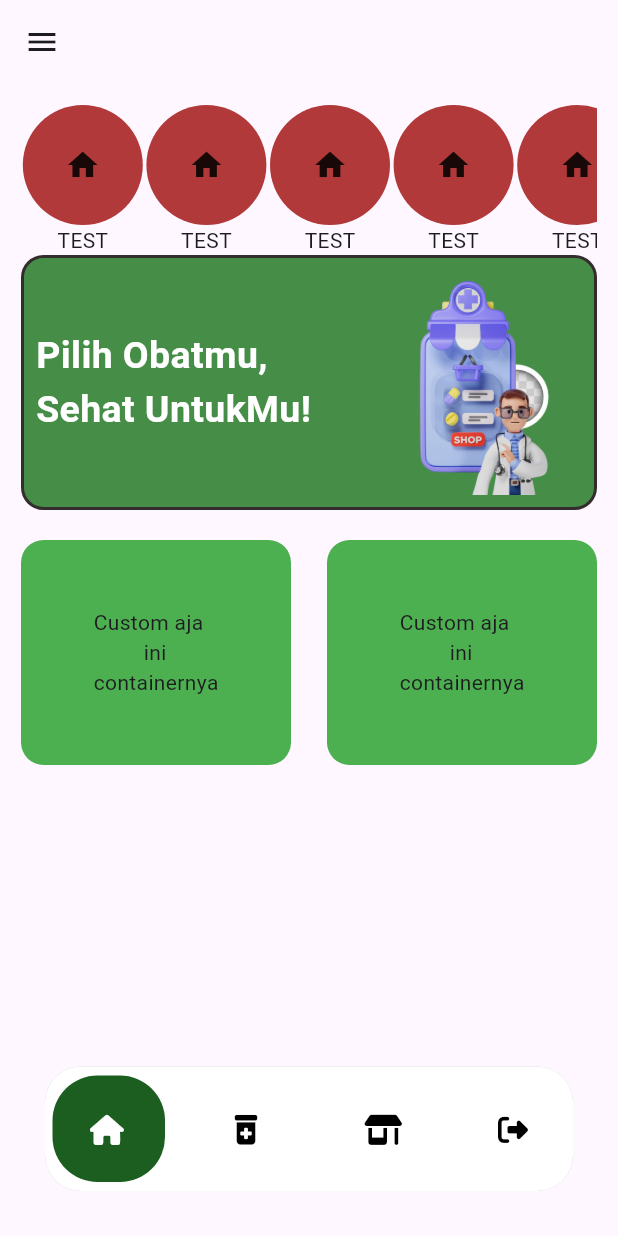
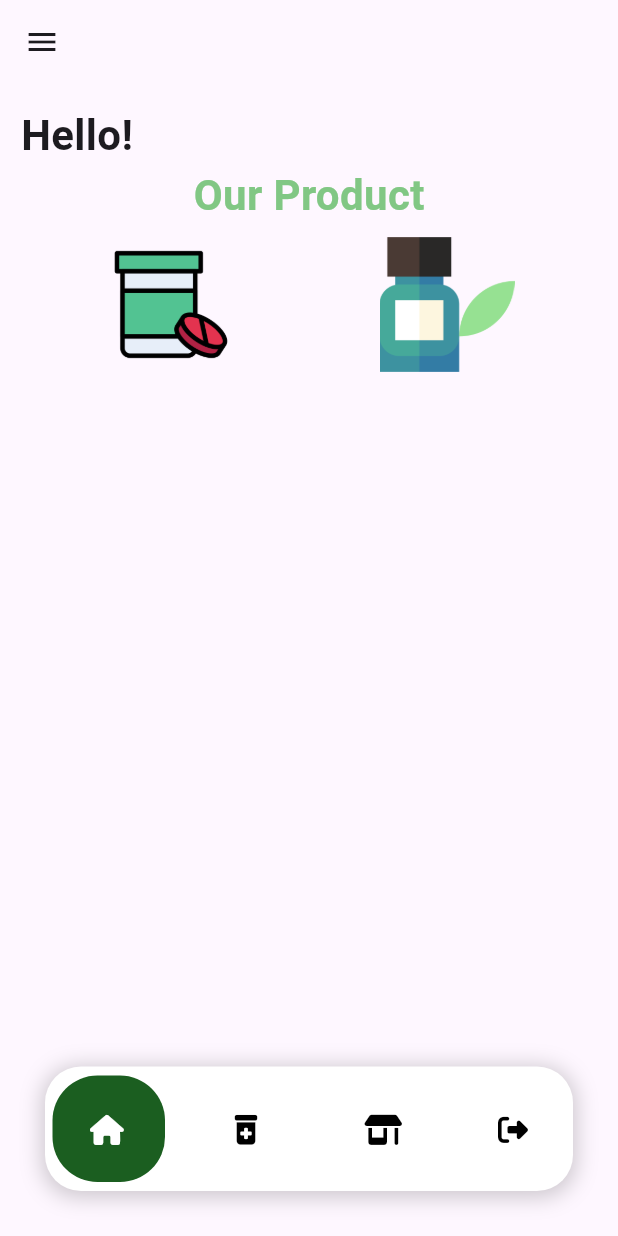
Before and after one commit to PBP24-D10/sobat-mobile, a Flutter app: the MyHomePage screen opened directly, on a phone screen of 412 x 824 dp. Run offline on Flutter 3.47's test engine with Material 3 defaults, Android fonts, the phone set to English and light mode, and no system bars; drawn by our look-alikes of google_nav_bar; our stand-ins replace cookie_jar, font_awesome_flutter, google_fonts, image_picker, quickalert; missing offline and left inert: pbp_django_auth.

Commit message:
Update detail

```diff
--- a/lib/daftar_favorite/widgets/list_product.dart
+++ b/lib/daftar_favorite/widgets/list_product.dart
@@ -110,7 +110,7 @@ class _productTileState extends State<productTile> {
                       mainAxisAlignment: MainAxisAlignment.end,
                       children: [
                         IconButton(
-                          icon: Icon(Icons.add),
+                          icon: Icon(FontAwesomeIcons.cartShopping),
                           onPressed: () {},
                         ),
                         IconButton(
--- a/lib/drug/screens/drug_detail.dart
+++ b/lib/drug/screens/drug_detail.dart
@@ -2,9 +2,13 @@ import 'package:flutter/material.dart';
 import 'package:font_awesome_flutter/font_awesome_flutter.dart';
 import 'package:intl/intl.dart';
 import 'package:sobat_mobile/drug/models/drug_entry.dart';
+import 'package:sobat_mobile/drug/widgets/button_review.dart';
+import 'package:sobat_mobile/forum/screens/forum.dart';
+import 'package:sobat_mobile/review/screens/review_page.dart';
 
 class ProductDetailPage extends StatelessWidget {
-  final DrugEntry product;
+  final DrugModel product;
+  //  final DrugEntry product;
   final void Function()? detailRoute;
 
   String formatedPrice(int price) {
@@ -24,11 +28,33 @@ class ProductDetailPage extends StatelessWidget {
 
   @override
   Widget build(BuildContext context) {
-    String imageUrl = '$baseUrl${product.image}';
+    void showReview() {
+      Navigator.push(
+        context,
+        MaterialPageRoute(
+          builder: (context) => ReviewPage(
+              productID: product.pk,
+              productName: product.fields.name,
+              productPrice: product.fields.price.toString(),
+              image: product.fields.image),
+        ),
+      );
+    }
+
+    void showForum() {
+      Navigator.push(
+        context,
+        MaterialPageRoute(
+          builder: (context) => ForumPage(),
+        ),
+      );
+    }
+
+    String imageUrl = '$baseUrl${product.fields.image}';
 
     return Scaffold(
       appBar: AppBar(
-        title: Text(product.name),
+        title: Text(product.fields.name),
         leading: IconButton(
           icon: Icon(Icons.arrow_back),
           onPressed: () => Navigator.of(context).pop(),
@@ -74,20 +100,36 @@ class ProductDetailPage extends StatelessWidget {
               const SizedBox(height: 24),
               // Product Details
               Text(
-                product.name,
+                product.fields.name,
                 style: TextStyle(fontWeight: FontWeight.bold, fontSize: 28),
               ),
               Text(
-                product.drugForm,
+                product.fields.drugForm,
                 style: const TextStyle(fontSize: 20),
               ),
               const SizedBox(height: 16),
+              Row(
+
+                children: [
+                  Padding(
+                    padding: const EdgeInsets.all(8.0),
+                    child: customButton(
+                        onPressed: () => showReview(),
+                        icon: FontAwesomeIcons.commentDots,
+                        text: "Review"),
+                  ),
+                  customButton(
+                      onPressed: () => showForum(),
+                      icon: FontAwesomeIcons.solidComments,
+                      text: "Forum"),
+                ],
+              ),
               Text(
                 "Deskripsi",
                 style: TextStyle(fontWeight: FontWeight.bold, fontSize: 16),
               ),
               Text(
-                product.desc,
+                product.fields.desc,
                 style: TextStyle(
                   fontSize: 18,
                   height: 1.5,
@@ -100,7 +142,7 @@ class ProductDetailPage extends StatelessWidget {
                 style: TextStyle(fontWeight: FontWeight.bold, fontSize: 16),
               ),
               Text(
-                product.drugType,
+                product.fields.drugType,
                 style: const TextStyle(fontSize: 18),
               ),
               const SizedBox(height: 10),
@@ -116,13 +158,14 @@ class ProductDetailPage extends StatelessWidget {
             mainAxisAlignment: MainAxisAlignment.spaceBetween,
             children: [
               Text(
-                "${formatedPrice(product.price)}",
+                "${formatedPrice(product.fields.price)}",
                 style: TextStyle(
                     fontSize: 20,
                     color: Colors.white,
                     fontWeight: FontWeight.bold),
               ),
               GestureDetector(
+                onTap: () {},
                 child: Container(
                   decoration: BoxDecoration(
                     color: Colors.black,
--- a/lib/drug/screens/list_drugentry.dart
+++ b/lib/drug/screens/list_drugentry.dart
@@ -143,7 +143,7 @@ class _DrugEntryPageState extends State<DrugEntryPage> {
                         context,
                         MaterialPageRoute(
                           builder: (context) => ProductDetailPage(
-                            product: product.fields,
+                            product: product,
                             detailRoute: () =>
                                 addToFavorite(product.pk, request),
                           ),
--- a/lib/homepage.dart
+++ b/lib/homepage.dart
@@ -45,9 +45,13 @@ class _MyHomePageState extends State<MyHomePage> {
             ),
             boxShadow: [
               BoxShadow(
-                  color: (Colors.green[900] ?? Colors.green).withOpacity(0.3),
+                color: Colors.black.withOpacity(0.2),
+                blurRadius: 12.0,
+                spreadRadius: 2.0,
+                offset: Offset(0, 2),
               )
-              ]),
+            ],
+          ),
           child: Padding(
             padding: const EdgeInsets.symmetric(vertical: 5.0, horizontal: 4),
             child: GNav(
@@ -148,33 +152,81 @@ class _MyHomePageState extends State<MyHomePage> {
         child: Padding(
           padding: const EdgeInsets.all(14.0),
           child: Column(
+            mainAxisAlignment: MainAxisAlignment.start,
             children: [
-              SizedBox(
-                height: 100,
-                child: ListView(
-                  shrinkWrap: true,
-                  scrollDirection: Axis.horizontal,
+              Row(
                 children: [
-                    cart(),
-                    cart(),
-                    cart(),
-                    cart(),
-                    cart(),
-                    cart(),
-                    cart(),
-                    cart(),
-                    cart(),
+                  Text(
+                    "Hello!",
+                    style: TextStyle(
+                      fontSize: 28,
+                      fontWeight: FontWeight.bold,
+                    ),
+                  ),
+                ],
+              ),
+              // SizedBox(
+              //   height: 100,
+              //   child: ListView(
+              //     shrinkWrap: true,
+              //     scrollDirection: Axis.horizontal,
+              //     children: [
+              //       cart(),
+              //       cart(),
+              //       cart(),
+              //       cart(),
+              //       cart(),
+              //       cart(),
+              //       cart(),
+              //       cart(),
+              //       cart(),
+              //     ],
+              //   ),
+              // ),
+              Center(
+                child: Text(
+                  "Our Product",
+                  style: TextStyle(
+                    fontSize: 28,
+                    fontWeight: FontWeight.bold,
+                    color: Colors.green[300],
+                  ),
+                ),
+              ),
+              Padding(
+                padding: const EdgeInsets.all(8.0),
+                child: Center(
+                  child: Row(
+                    mainAxisAlignment: MainAxisAlignment.spaceEvenly,
+                    children: [
+                      Expanded(
+                        child: Image(
+                          image: AssetImage('assets/modern.png'),
+                          fit: BoxFit.contain,
+                          width: double.infinity,
+                          height: 90,
+                        ),
+                      ),
+                      Expanded(
+                        child: Image(
+                          image: AssetImage('assets/traditional.png'),
+                          fit: BoxFit.contain,
+                          width: double.infinity,
+                          height: 90,
+                        ),
+                      ),
                     ],
                   ),
                 ),
-              tagline(),
+              ),
+              // tagline(),
               SizedBox(
                 height: 20,
               ),
-              Row(
-                mainAxisAlignment: MainAxisAlignment.spaceBetween,
-                children: [WidgetCustom(), WidgetCustom()],
-              )
+              // Row(
+              //   mainAxisAlignment: MainAxisAlignment.spaceBetween,
+              //   children: [WidgetCustom(), WidgetCustom()],
+              // )
             ],
           ),
         ),
--- a/lib/widgets/left_drawer.dart
+++ b/lib/widgets/left_drawer.dart
@@ -77,7 +77,7 @@ class LeftDrawer extends StatelessWidget {
             },
           ),
           ListTile(
-            leading: const Icon(FontAwesomeIcons.comments),
+            leading: const Icon(FontAwesomeIcons.solidComments),
             title: const Text('Forum'),
             onTap: () {
               Navigator.push(
```
Also changed, not shown: lib/daftar_favorite/screens/detail.dart (+10 -1 lines), lib/drug/widgets/button_review.dart (added, +43 -0 lines), assets/modern.png (added), assets/traditional.png (added). Lines whose indentation alone changed are shown as unchanged.
